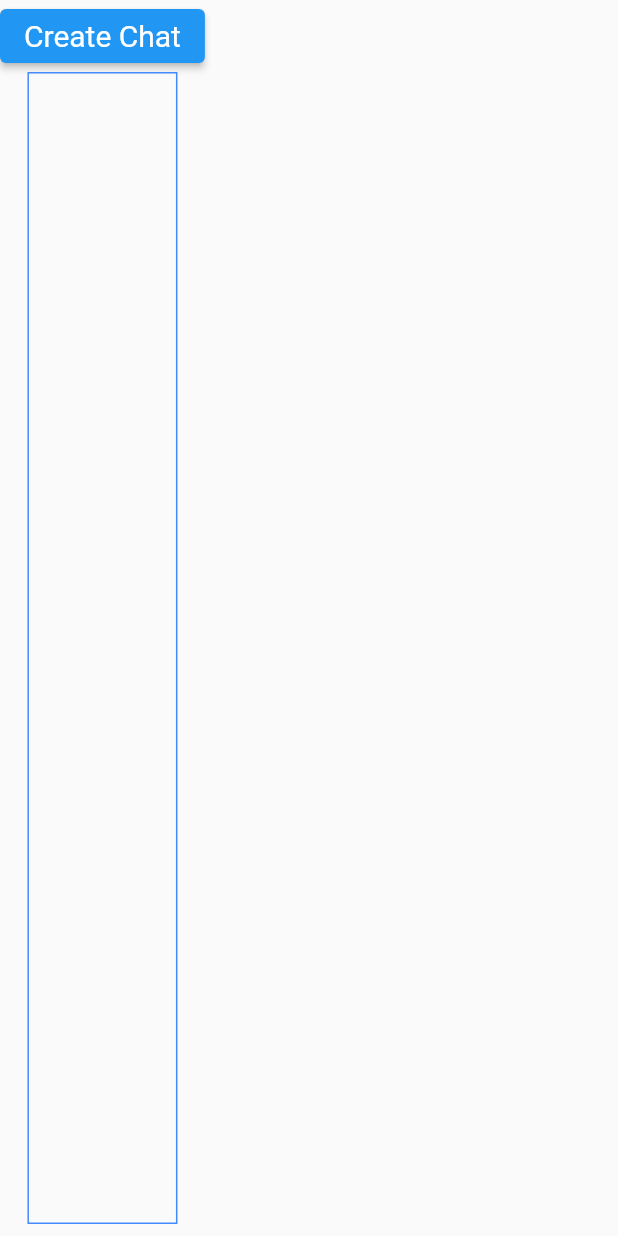
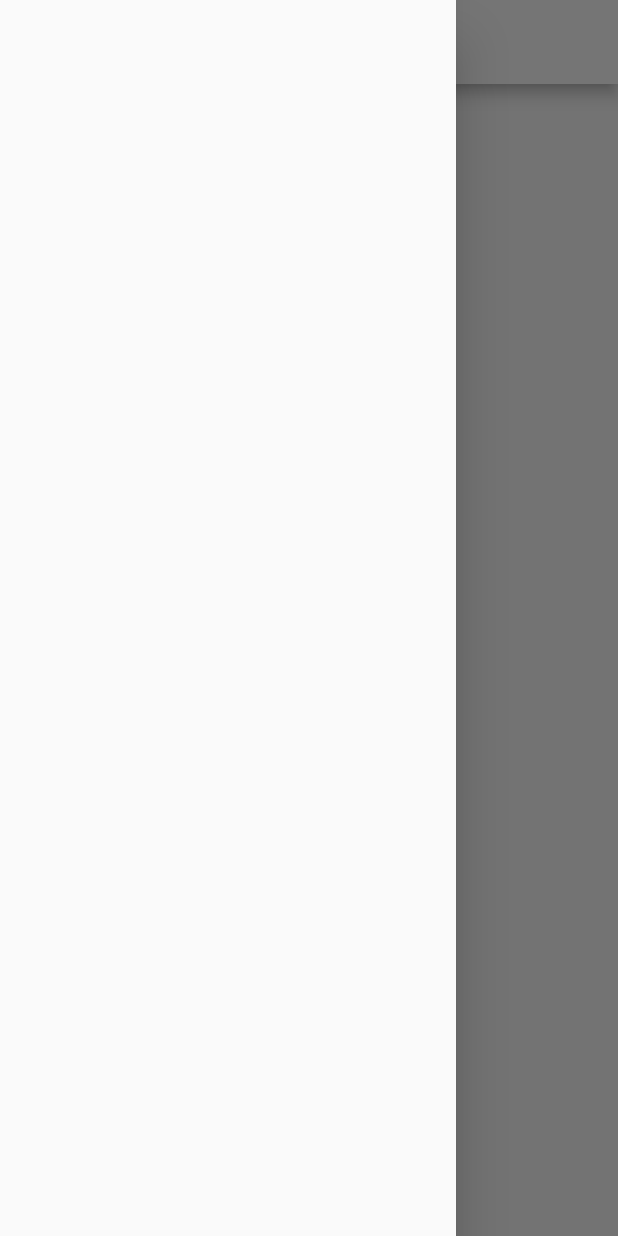
Before and after one commit to niole/p2pchat-client, a Flutter app: the ChatView screen opened directly, with the side drawer open (before the commit the screen has no drawer), on a phone screen of 412 x 824 dp. Run offline on Flutter 3.47's test engine with Material 2 defaults, Android fonts, the phone set to English and light mode, and no system bars; our stand-ins replace flutter_form_builder, form_builder_validators.

Commit message:
Put all chats in the side drawer

```diff
--- /dev/null
+++ b/lib/chatmessagesview.dart
@@ -0,0 +1,61 @@
+import 'package:flutter/cupertino.dart';
+import 'package:provider/provider.dart';
+import 'package:flutter/material.dart';
+import './models/chats.dart';
+
+class ChatMessagesView extends StatefulWidget {
+  const ChatMessagesView({super.key});
+
+  @override
+  State<ChatMessagesView> createState() => _ChatMessagesView();
+}
+
+class _ChatMessagesView extends State<ChatMessagesView>{
+  final myController = TextEditingController();
+
+  @override
+  void dispose() {
+    myController.dispose();
+    super.dispose();
+  }
+
+  @override
+  Widget build(BuildContext ctx) {
+    final selectedChat = Provider.of<Chats>(ctx).getInteractiveChat();
+
+    if (selectedChat == null) {
+      return Center(child: Text("No chat selected."));
+    }
+    return Column(
+          mainAxisSize: MainAxisSize.min,
+          children: [
+            Center(child: Text("users: ${selectedChat.usernames.join(",")}")),
+            Expanded(
+                 child: ListView.builder(
+                     itemCount: selectedChat.messages.length, // TODO someday there will be too many messages
+                     // and the length will not reflect the message count
+                     itemBuilder: (BuildContext ctx, int index) {
+                       return ListTile(
+                           title: Container(
+                               child: Text(selectedChat.messages[index].content)
+                           )
+                       );
+              }
+            )),
+            TextFormField(
+              controller: myController,
+              decoration: const InputDecoration(border: OutlineInputBorder()),
+            ),
+            ElevatedButton(
+              style:  ElevatedButton.styleFrom(textStyle: const TextStyle(fontSize: 20)),
+              onPressed: () {
+                print(myController.text);
+              },
+              child: const Text('Enter'),
+            )
+
+      ],
+    );
+  }
+
+}
--- a/lib/chats.dart
+++ b/lib/chats.dart
@@ -1,48 +1,27 @@
 import 'package:flutter/cupertino.dart';
 import 'package:flutter/material.dart';
 import 'package:p2pchat/createeditchat.dart';
-import 'package:provider/provider.dart';
-import './models/chats.dart';
+import './chatsoverviewlist.dart';
+import './chatmessagesview.dart';
 
 class ChatView extends StatelessWidget {
   const ChatView({super.key});
 
   @override
   Widget build(BuildContext ctx) {
-    final chats = Provider.of<Chats>(ctx, listen: true).chats;
+
     return Scaffold(
-        body: Row(
-            crossAxisAlignment: CrossAxisAlignment.stretch,
+        appBar: AppBar(),
+        drawer: Drawer(
+          child: const ChatsOverviewList(),
+        ),
+        body: Column(
+            mainAxisSize: MainAxisSize.min,
             children: [
-              Column(
-                  children: [
-                    const CreateEditChat(),
-                    Expanded(
-                        child: Container(
-                            margin: const EdgeInsets.only(bottom: 8.0),
-                            decoration: BoxDecoration(
-                                border: Border.all(color: Colors.blueAccent)
-                            ),
-                            width: 100,
-                            child: ListView.separated(
-                                itemCount: chats.length,
-                                separatorBuilder: (BuildContext context, int index) => const Divider(),
-                                itemBuilder: (BuildContext context, int index) {
-                                  return Container(
-                                    height: 50,
-                                    width: 100,
-                                    child: Center(
-                                        child: ListTile(title: Text(chats[index].usernames.join(",")))
-                                    ),
-                                  );
-                                }
-                            )
-                        )
-                    )
-                  ]
-              )
-          ]
-        )
+              const CreateEditChat(),
+              Expanded(child:
+                    ChatMessagesView()
+              )])
     );
   }
 }
--- /dev/null
+++ b/lib/chatsoverviewlist.dart
@@ -0,0 +1,43 @@
+import 'package:flutter/cupertino.dart';
+import 'package:flutter/material.dart';
+import 'package:provider/provider.dart';
+import './models/chats.dart';
+import './models/chat.dart';
+
+class ChatsOverviewList extends StatelessWidget {
+  const ChatsOverviewList({super.key});
+
+  void selectChat(BuildContext ctx, Chat? chat) {
+    final state = Provider.of<Chats>(ctx, listen: false);
+    final currChat = state.getInteractiveChat();
+    if (chat == currChat) {
+      state.setInteractiveChat(null);
+    } else {
+      state.setInteractiveChat(chat);
+    }
+  }
+
+  @override
+  Widget build(BuildContext ctx) {
+    final chats = Provider.of<Chats>(ctx, listen: true).chats;
+    return ListView.separated(
+      padding: EdgeInsets.zero,
+      itemCount: chats.length,
+      separatorBuilder: (BuildContext context, int index) => const Divider(),
+      itemBuilder: (BuildContext context, int index) {
+        return Container(
+          height: 50,
+          child: Center(
+              child: ListTile(
+                  title: Text(chats[index].usernames.join(",")),
+                  onTap: () {
+                    selectChat(context, chats[index]);
+                    Navigator.of(ctx).pop();
+                  }
+              )
+          ),
+        );
+      }
+    );
+  }
+}
--- a/lib/models/chats.dart
+++ b/lib/models/chats.dart
@@ -2,9 +2,17 @@ import 'package:flutter/cupertino.dart';
 import './chat.dart';
 
 class Chats with ChangeNotifier {
+  Chat? interactiveChat;
   List<Chat> _chats = <Chat>[];
 
   Chats(this._chats);
+
+  Chat? getInteractiveChat() => interactiveChat;
+
+  void setInteractiveChat(Chat? chat) {
+    interactiveChat = chat;
+    notifyListeners();
+  }
 
   List<Chat> get chats => _chats;
 
```
Also changed, not shown: lib/main.dart (+0 -57 lines).
